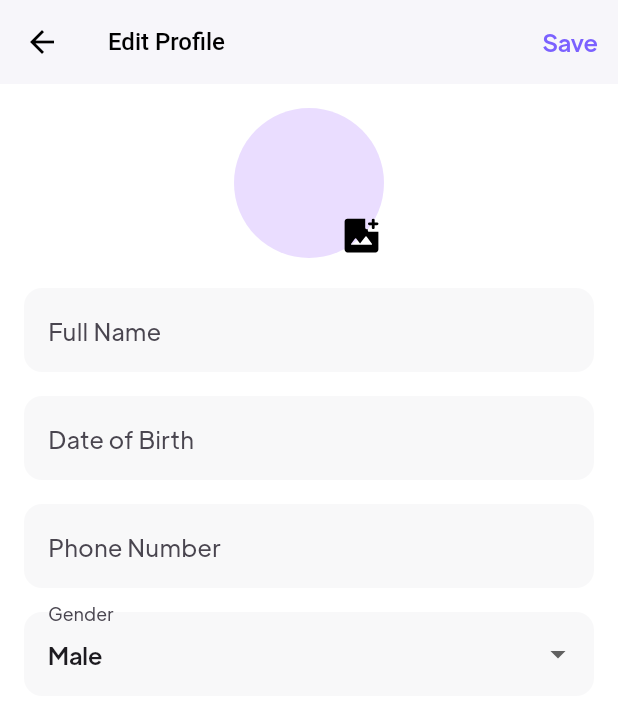
After one commit to quocthai1810/ecommerce_app, a Flutter app: the EditProfileScreen screen opened by its route, on a phone screen of 412 x 824 dp. The commit adds this screen. Shown: the top 704 px of the screen. Run offline on Flutter 3.47's test engine with Material 3 defaults, Android fonts, the phone set to English and light mode, and no system bars; our stand-ins replace cached_network_image, cloud_firestore, firebase_auth, firebase_core, flutter_rating_bar, flutter_svg and 3 more; accounts and stored records are empty.

Commit message:
profile screen

```diff
--- a/lib/route/apppages.dart
+++ b/lib/route/apppages.dart
@@ -9,6 +9,7 @@ import 'package:shop/screens/profile/controller/profile_controller.dart';
 import '../screens/auth/controller/signup_binding.dart';
 import '../screens/auth/views/login_screen.dart';
 import '../screens/auth/views/signup_screen.dart';
+import '../screens/profile/views/edit_profile.dart';
 import '../screens/profile/views/info_profile.dart';
 import '../screens/profile/views/profile_screen.dart';
 import 'route_constants.dart';
@@ -45,9 +46,9 @@ class AppPages {
       name: infoProfileScreenRoute,
       page: () => const InfoProfileScreen(),
     ),
-    // GetPage(
-    //   name: editProfileScreenRoute,
-    //   page: () => const EditProfileScreen(),
-    // ),
+    GetPage(
+      name: editProfileScreenRoute,
+      page: () => const EditProfileScreen(),
+    ),
   ];
 }
--- a/lib/screens/auth/controller/signin_controller.dart
+++ b/lib/screens/auth/controller/signin_controller.dart
@@ -12,7 +12,6 @@ class SignInController extends GetxController {
   late String password;
 
   var isLoading = false.obs;
-  late String userId;
 
   Future<void> signIn() async {
 
@@ -25,7 +24,6 @@ class SignInController extends GetxController {
       );
 
       if (userCredential.user!.emailVerified) {
-        userId = userCredential.user!.uid;
         Get.offAllNamed(entryPointScreenRoute);
       } else {
         await userCredential.user?.sendEmailVerification();
@@ -37,6 +35,7 @@ class SignInController extends GetxController {
     } finally {
       isLoading.value = false; // Kết thúc loading
     }
+    Get.snackbar('Thông báo', 'Đăng nhập thành công !');
   }
 
 
--- /dev/null
+++ b/lib/screens/profile/views/edit_profile.dart
@@ -0,0 +1,120 @@
+import 'package:flutter/material.dart';
+import 'package:flutter_svg/flutter_svg.dart';
+import 'package:get/get.dart';
+import '../../../constants.dart';
+import '../controller/profile_controller.dart';
+
+class EditProfileScreen extends StatelessWidget {
+  const EditProfileScreen({super.key});
+
+  @override
+  Widget build(BuildContext context) {
+    final editProfileController = Get.find<EditProfileController>();
+
+    return GestureDetector(
+      onTap: () => FocusScope.of(context).unfocus(),
+      child: Scaffold(
+        appBar: AppBar(
+          backgroundColor: Colors.white,
+          elevation: 1,
+          leading: IconButton(
+            icon: const Icon(Icons.arrow_back, color: Colors.black),
+            onPressed: () {
+              Get.back();
+            },
+          ),
+          title: const Text(
+            'Edit Profile',
+            style: TextStyle(color: Colors.black),
+          ),
+          actions: [
+            TextButton(
+              onPressed: () {
+                // Save changes here
+                // editProfileController.saveProfile();
+                Get.back();
+              },
+              child: const Text(
+                'Save',
+                style: TextStyle(color: primaryColor, fontSize: 16),
+              ),
+            )
+          ],
+        ),
+        body: Padding(
+          padding: const EdgeInsets.all(16.0),
+          child: Column(
+            children: [
+              Stack(
+                alignment: Alignment.bottomRight,
+                children: [
+                  const CircleAvatar(
+                    radius: 50,
+                    // backgroundImage: editProfileController.avatarImage.value.isNotEmpty
+                    //     ? FileImage(File(editProfileController.avatarImage.value))
+                    //     : NetworkImage(editProfileController.userInfo['avatar']),
+                  ),
+                  GestureDetector(
+                    onTap: () {
+                      // Thêm logic khi nhấn vào đây
+                      print('Icon clicked!');
+                    },
+                    child: SvgPicture.asset(
+                      'assets/images/uploadImage.svg',
+                      width: 30,
+                      height: 30,
+                      colorFilter: ColorFilter.mode(
+                          Get.theme.iconTheme.color!, BlendMode.srcIn),
+                    ),
+                  )
+                ],
+              ),
+              const SizedBox(height: 20),
+              _buildTextField('Full Name'),
+              const SizedBox(height: 16),
+              _buildTextField('Date of Birth'),
+              const SizedBox(height: 16),
+              _buildTextField('Phone Number'),
+              const SizedBox(height: 16),
+              _buildGenderDropdown(editProfileController),
+            ],
+          ),
+        ),
+      ),
+    );
+  }
+
+  Widget _buildTextField(
+    String label,
+    // TextEditingController controller
+  ) {
+    return TextField(
+      // controller: controller,
+      decoration: InputDecoration(
+        labelText: label,
+        border: const OutlineInputBorder(),
+      ),
+    );
+  }
+
+  Widget _buildGenderDropdown(EditProfileController controller) {
+    return DropdownButtonFormField<String>(
+      value: 'Male',
+      decoration: const InputDecoration(
+        labelText: 'Gender',
+        border: OutlineInputBorder(),
+      ),
+      items: ['Male', 'Female', 'Other']
+          .map((gender) => DropdownMenuItem(
+                value: gender,
+                child: Text(gender),
+              ))
+          .toList(),
+      onChanged: (value) {
+        if (value != null) {
+          // controller.gender.value = value;
+        }
+      },
+    );
+  }
+}
--- a/lib/theme/app_theme.dart
+++ b/lib/theme/app_theme.dart
@@ -14,7 +14,7 @@ class AppTheme {
       primarySwatch: primaryMaterialColor,
       primaryColor: primaryColor,
       scaffoldBackgroundColor: Colors.white,
-      iconTheme: const IconThemeData(color: blackColor),
+      iconTheme: const IconThemeData(color: Colors.black),
       textTheme: const TextTheme(
         bodyMedium: TextStyle(color: blackColor40),
       ),
```
Also changed, not shown: lib/screens/profile/controller/profile_controller.dart (+12 -0 lines), lib/screens/profile/views/info_profile.dart (+6 -1 lines), lib/screens/profile/views/profile_screen.dart (+8 -2 lines), assets/images/uploadImage.svg (added).
